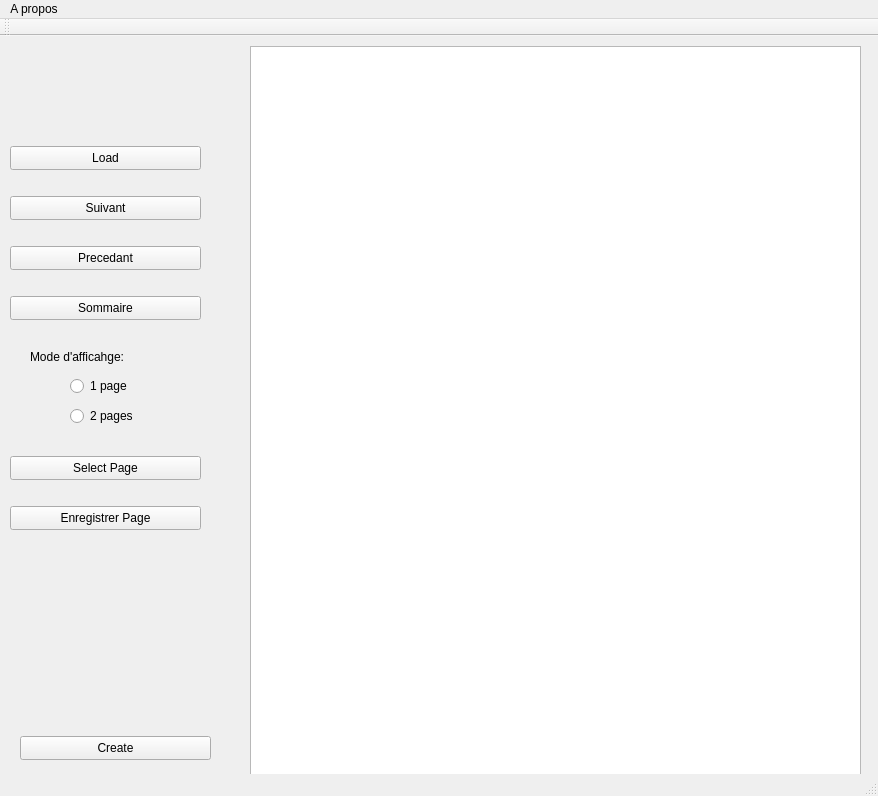
Before: the Qt Designer form CBR.ui in fira7s/CBR, drawn with Qt 5.
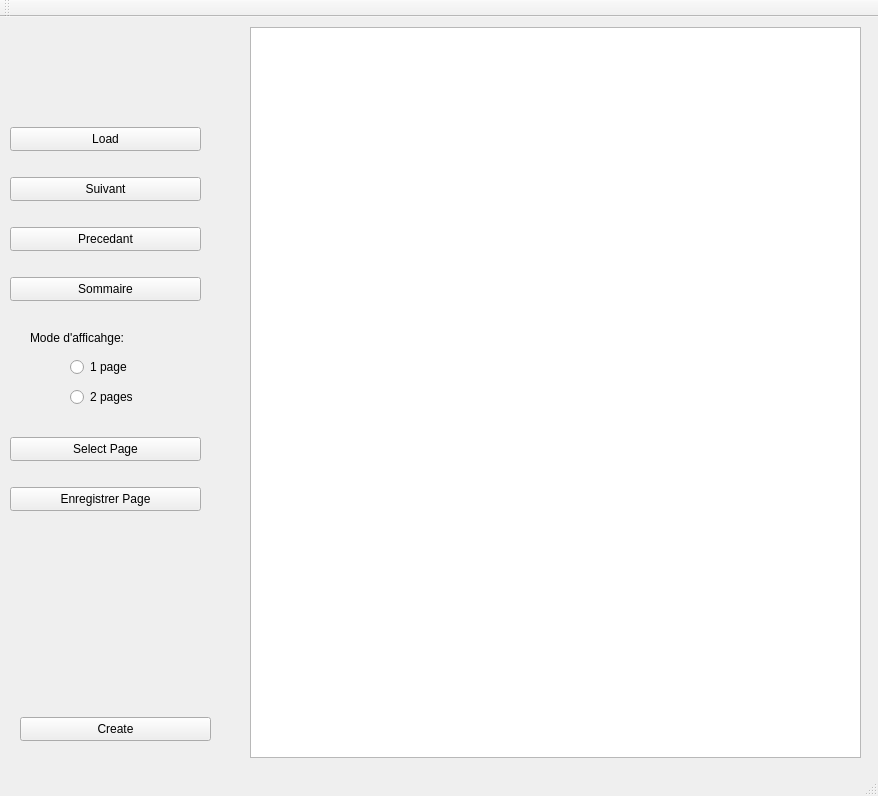
After: the same form once the commit is applied.

What changed in the file:
```diff
--- a/CBR.ui
+++ b/CBR.ui
@@ -170,12 +170,6 @@
      <height>22</height>
     </rect>
    </property>
-   <widget class="QMenu" name="menuA_propos">
-    <property name="title">
-     <string>A propos</string>
-    </property>
-   </widget>
-   <addaction name="menuA_propos"/>
   </widget>
   <widget class="QToolBar" name="mainToolBar">
    <attribute name="toolBarArea">
```
